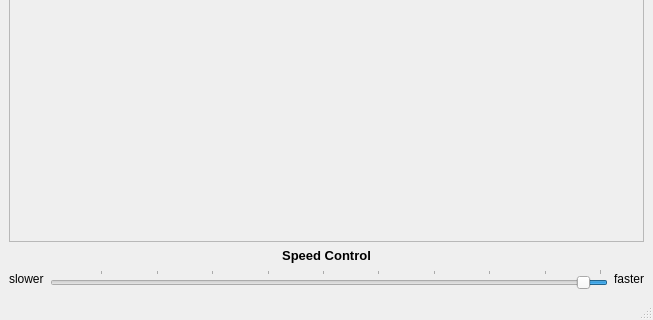
Before: the Qt Designer form src/Sim86Window.ui in sundrythoughts/EmuCpu, drawn with Qt 5; both pictures show x 0 to 653 and y 377 to 697 of the 653 by 697 pixel window.
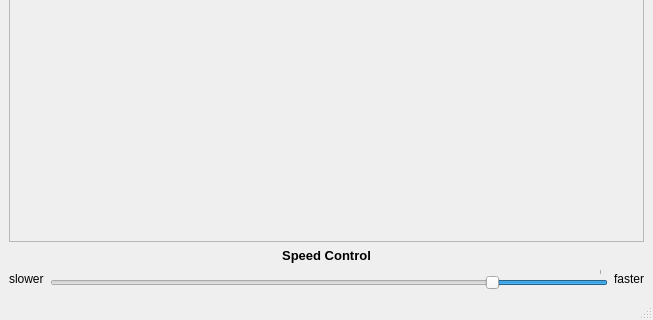
After: the same form once the commit is applied.

Patch:
```diff
--- a/src/Sim86Window.ui
+++ b/src/Sim86Window.ui
@@ -122,13 +122,13 @@
       <item>
        <widget class="QSlider" name="m_sld_speed">
         <property name="minimum">
-         <number>2000</number>
+         <number>5</number>
         </property>
         <property name="maximum">
-         <number>1000000</number>
+         <number>10000</number>
         </property>
         <property name="value">
-         <number>5000</number>
+         <number>2000</number>
         </property>
         <property name="tracking">
          <bool>true</bool>
```
